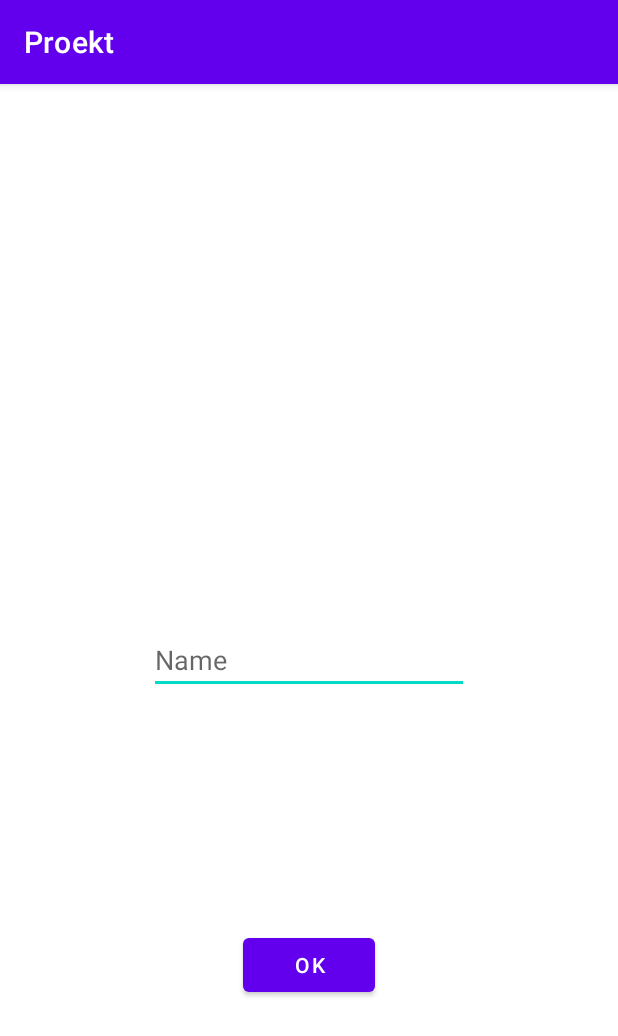
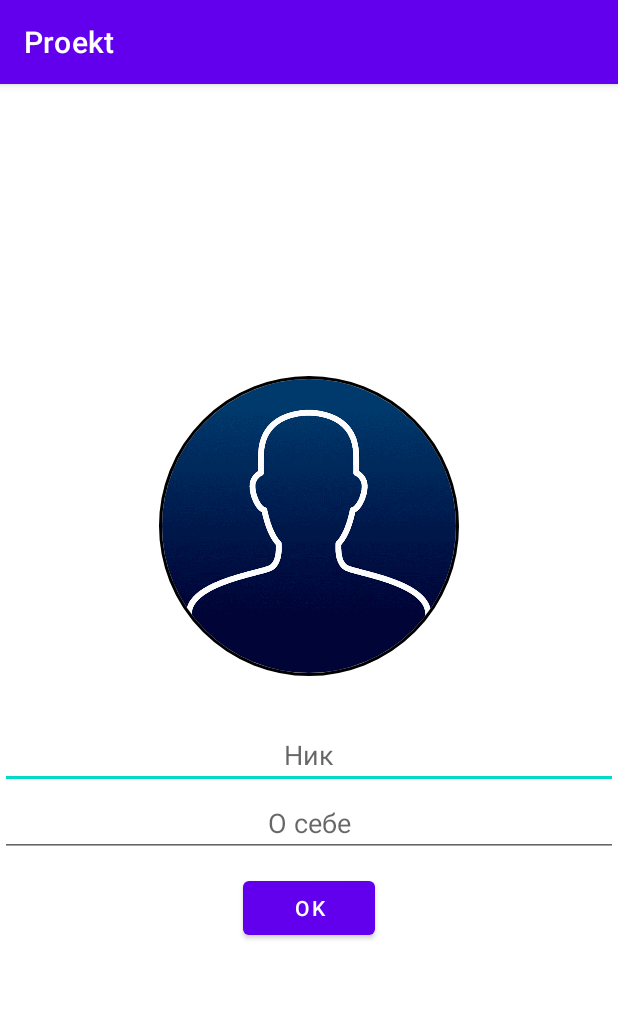
Before and after one commit to igor05max/Proekt, an Android app: the screen it shows after launch once a user with an empty profile is signed in (ProfileActivity), on a phone screen of 412 x 824 dp. Shown: the top 1036 px of the screen. Run offline under Robolectric (Android 15) with nearby library versions, the phone set to English and light mode, and no system bars; our stand-ins replace CircleImageView, Firebase (no records; nobody signed in at launch, a user with empty details on screens opened directly).

Commit message:
Initial commit

```diff
--- a/app/build.gradle
+++ b/app/build.gradle
@@ -36,8 +36,9 @@ dependencies {
     implementation 'com.google.android.material:material:1.9.0'
     implementation 'androidx.constraintlayout:constraintlayout:2.1.4'
     implementation 'com.google.firebase:firebase-auth:22.0.0'
-    implementation 'com.google.firebase:firebase-database:20.2.1'
+    implementation 'com.google.firebase:firebase-database:20.2.2'
     implementation 'com.google.firebase:firebase-storage:20.2.0'
+    implementation 'de.hdodenhof:circleimageview:3.1.0'
     testImplementation 'junit:junit:4.13.2'
 
     androidTestImplementation 'androidx.test.ext:junit:1.1.5'
--- a/app/src/main/java/com/example/proekt/ProfileActivity.java
+++ b/app/src/main/java/com/example/proekt/ProfileActivity.java
@@ -22,7 +22,7 @@ import java.util.HashMap;
 import java.util.Objects;
 
 public class ProfileActivity extends AppCompatActivity {
-    private EditText editText;
+    private EditText editText, editText2;
     private FirebaseAuth mAuth;
     private FirebaseUser currentUser;
     private DatabaseReference rootRef;
@@ -33,6 +33,7 @@ public class ProfileActivity extends AppCompatActivity {
         setContentView(R.layout.activity_profile);
 
         editText = findViewById(R.id.editTextTextPersonName);
+        editText2 = findViewById(R.id.editTextTextMultiLine);
 
         mAuth = FirebaseAuth.getInstance();
         currentUser = mAuth.getCurrentUser();
@@ -50,6 +51,7 @@ public class ProfileActivity extends AppCompatActivity {
 
     private void UpdataIformation() {
         String textName = editText.getText().toString();
+        String textAbout = editText2.getText().toString();
 
         if (TextUtils.isEmpty(textName)) {
             Toast.makeText(this, "Поле с ником посто", Toast.LENGTH_SHORT).show();
@@ -60,6 +62,7 @@ public class ProfileActivity extends AppCompatActivity {
             HashMap<String, Object> profileMap = new HashMap<>();
             profileMap.put("uid", currentUserID);
             profileMap.put("name", textName);
+            profileMap.put("about", textAbout);
 
             rootRef.child("Users").child(currentUserID).setValue(profileMap)
                     .addOnCompleteListener(new OnCompleteListener<Void>() {
--- a/app/src/main/res/layout/activity_profile.xml
+++ b/app/src/main/res/layout/activity_profile.xml
@@ -1,24 +1,61 @@
 <?xml version="1.0" encoding="utf-8"?>
-<androidx.constraintlayout.widget.ConstraintLayout xmlns:android="http://schemas.android.com/apk/res/android"
+<LinearLayout xmlns:android="http://schemas.android.com/apk/res/android"
     xmlns:app="http://schemas.android.com/apk/res-auto"
     xmlns:tools="http://schemas.android.com/tools"
     android:layout_width="match_parent"
     android:layout_height="match_parent"
-    tools:context=".ProfileActivity">
+    android:orientation="vertical"
+    android:gravity="center"
+    tools:context=".ProfileActivity"
+    >
 
+    <LinearLayout
+        android:layout_width="match_parent"
+        android:layout_height="wrap_content"
+        android:gravity="center"
+
+        >
+    <de.hdodenhof.circleimageview.CircleImageView
+        android:id="@+id/profile_image"
+        android:layout_width="200dp"
+        android:layout_height="200dp"
+        android:src="@drawable/profile"
+        app:civ_border_width="2dp"
+        app:civ_border_color="#FF000000"/></LinearLayout>
+
+    <LinearLayout
+        android:layout_width="match_parent"
+        android:layout_height="wrap_content"
+        android:orientation="vertical"
+        android:gravity="center"
+        android:layout_marginTop="30dp"
+        >
     <EditText
         android:id="@+id/editTextTextPersonName"
-        android:layout_width="wrap_content"
+        android:layout_width="match_parent"
         android:layout_height="wrap_content"
         android:ems="10"
         android:inputType="textPersonName"
-        android:hint="Name"
+        android:hint="Ник"
+        android:gravity="center"
         app:layout_constraintBottom_toBottomOf="parent"
         app:layout_constraintEnd_toEndOf="parent"
         app:layout_constraintStart_toStartOf="parent"
         app:layout_constraintTop_toTopOf="parent" />
 
+
+        <EditText
+            android:id="@+id/editTextTextMultiLine"
+            android:layout_width="match_parent"
+            android:layout_height="wrap_content"
+            android:ems="10"
+
+            android:hint="О себе"
+            android:gravity="center|top"
+            android:inputType="textMultiLine" />
+
         <Button
+            android:layout_marginTop="10dp"
             android:id="@+id/button2"
             android:layout_width="wrap_content"
             android:layout_height="wrap_content"
@@ -27,4 +64,5 @@
             app:layout_constraintEnd_toEndOf="parent"
             app:layout_constraintStart_toStartOf="parent"
             app:layout_constraintTop_toBottomOf="@+id/editTextTextPersonName" />
-</androidx.constraintlayout.widget.ConstraintLayout>
+    </LinearLayout>
+</LinearLayout>
--- a/app/src/main/res/menu/func_menu.xml
+++ b/app/src/main/res/menu/func_menu.xml
@@ -1,12 +1,7 @@
 <?xml version="1.0" encoding="utf-8"?>
 <menu xmlns:android="http://schemas.android.com/apk/res/android"
     xmlns:app="http://schemas.android.com/apk/res-auto">
-    <item
-        android:title="Профиль"
-        android:id="@+id/profile_menu"
-        app:showAsAction="never"
-        >
-    </item>
+
     <item
         android:title="Выход"
         android:id="@+id/exit_menu"
```
Also changed, not shown: app/src/main/res/drawable/profile.png (added). Lines whose indentation alone changed are shown as unchanged.
